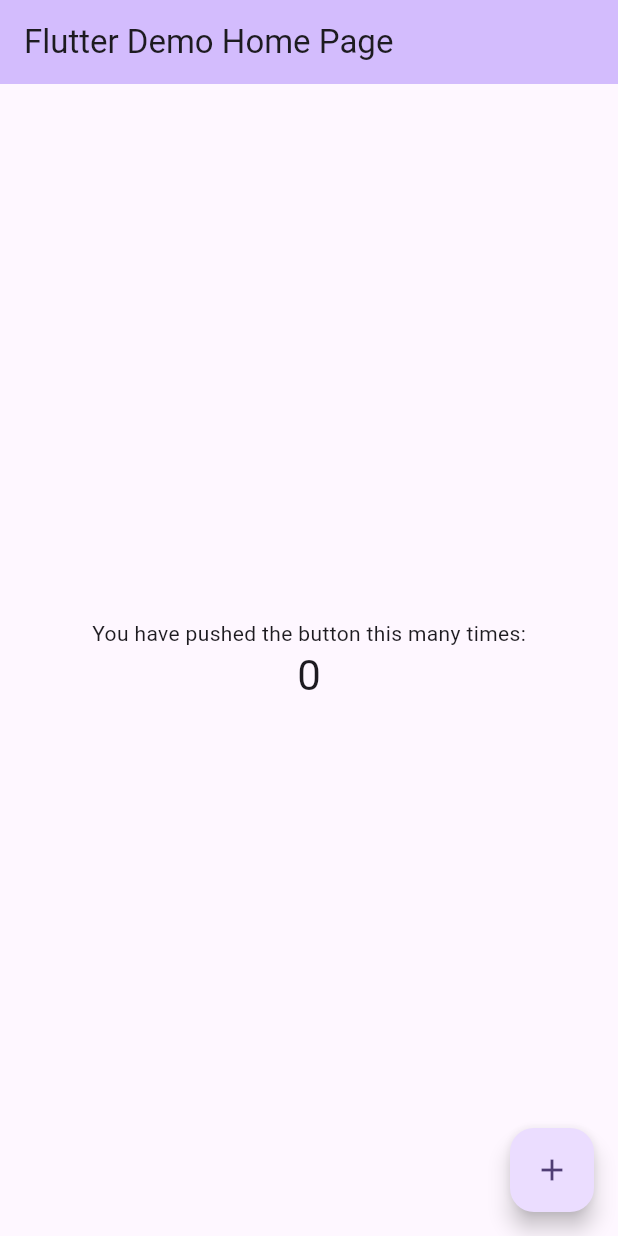
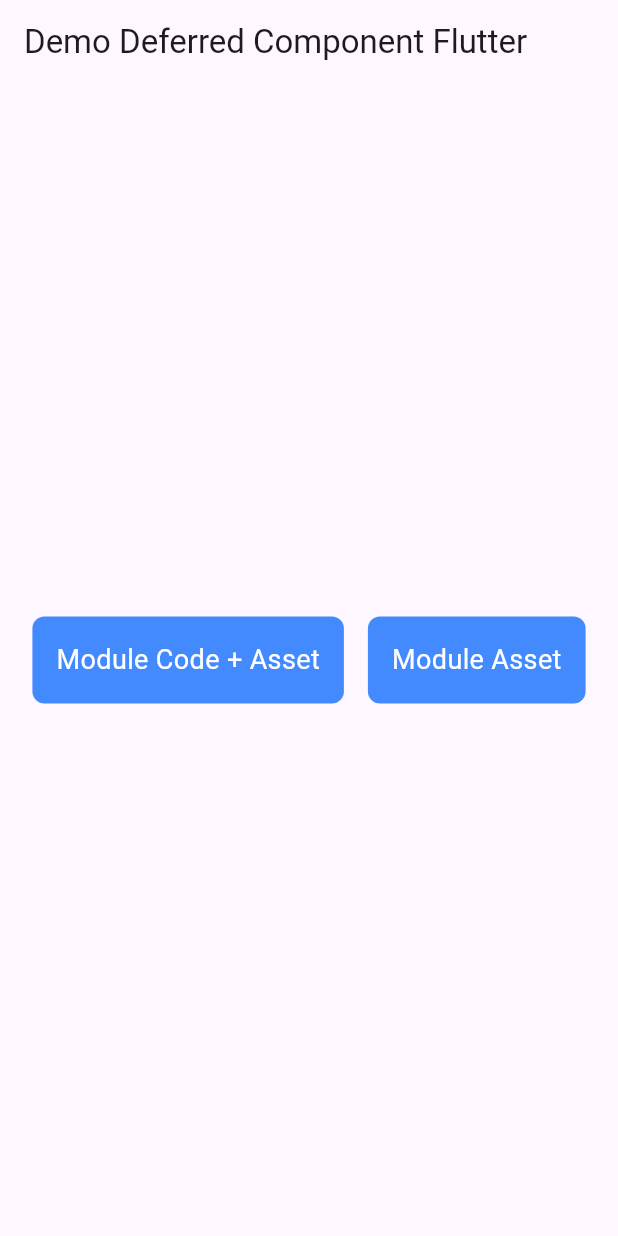
Before and after one commit to letanssang/test_dynamic_module, a Flutter app: the screen it shows after launch, on a phone screen of 412 x 824 dp. Run offline on Flutter 3.47's test engine with Material 3 defaults, Android fonts, the phone set to English and light mode, and no system bars; our stand-ins replace video_player.

Commit message:
feat: add 2 modules

```diff
--- /dev/null
+++ b/lib/home_view.dart
@@ -0,0 +1,121 @@
+import 'package:flutter/foundation.dart';
+import 'package:flutter/material.dart';
+
+// import deferred module
+import 'images_page_view.dart';
+import 'modules/code_asset_module/code_asset_module.dart'
+    deferred as code_asset_module;
+
+class HomeView extends StatefulWidget {
+  const HomeView({super.key});
+
+  @override
+  State<HomeView> createState() => _HomeViewState();
+}
+
+class _HomeViewState extends State<HomeView> {
+  bool _isLoading = false; // trạng thái đang tải module
+  String _loadingMessage = '';
+
+  Future<void> _loadCodeAssetModule() async {
+    try {
+      setState(() {
+        _isLoading = true;
+        _loadingMessage = 'Đang tải module Code + Asset...';
+      });
+
+      // Gọi loadLibrary()
+      await code_asset_module.loadLibrary();
+
+      setState(() {
+        _isLoading = false;
+        _loadingMessage = '';
+      });
+
+      // Navigate sang VideoView trong module đã load
+      if (mounted) {
+        Navigator.of(context).push(
+          MaterialPageRoute(builder: (_) => code_asset_module.VideoView()),
+        );
+      }
+    } catch (e, s) {
+      if (kDebugMode) {
+        print('Lỗi khi tải module: $e\n$s');
+      }
+      setState(() {
+        _isLoading = false;
+        _loadingMessage = 'Tải module thất bại!';
+      });
+    }
+  }
+
+  @override
+  Widget build(BuildContext context) {
+    return Stack(
+      children: [
+        Scaffold(
+          appBar: AppBar(title: const Text('Demo Deferred Component Flutter')),
+          body: Column(
+            children: [
+              Expanded(
+                child: Row(
+                  mainAxisAlignment: MainAxisAlignment.center,
+                  children: [
+                    _buildModuleItem(
+                      'Module Code + Asset',
+                      _loadCodeAssetModule,
+                    ),
+                    _buildModuleItem('Module Asset', () {
+                      Navigator.of(context).push(
+                        MaterialPageRoute(
+                          builder: (_) => const ImagesPageView(),
+                        ),
+                      );
+                    }),
+                  ],
+                ),
+              ),
+            ],
+          ),
+        ),
+
+        // Overlay loading
+        if (_isLoading)
+          Container(
+            color: Colors.black54,
+            child: Center(
+              child: Column(
+                mainAxisSize: MainAxisSize.min,
+                children: [
+                  const CircularProgressIndicator(color: Colors.white),
+                  const SizedBox(height: 16),
+                  Text(
+                    _loadingMessage,
+                    style: const TextStyle(color: Colors.white, fontSize: 16),
+                  ),
+                ],
+              ),
+            ),
+          ),
+      ],
+    );
+  }
+
+  Widget _buildModuleItem(String title, VoidCallback onPressed) {
+    return GestureDetector(
+      onTap: onPressed,
+      child: Container(
+        margin: const EdgeInsets.all(8),
+        padding: const EdgeInsets.all(16),
+        decoration: BoxDecoration(
+          color: Colors.blueAccent,
+          borderRadius: BorderRadius.circular(8),
+        ),
+        child: Text(
+          title,
+          style: const TextStyle(color: Colors.white, fontSize: 18),
+        ),
+      ),
+    );
+  }
+}
--- a/lib/main.dart
+++ b/lib/main.dart
@@ -1,4 +1,5 @@
 import 'package:flutter/material.dart';
+import 'package:test_dynamic_module/home_view.dart';
 
 void main() {
   runApp(const MyApp());
@@ -13,110 +14,9 @@ class MyApp extends StatelessWidget {
     return MaterialApp(
       title: 'Flutter Demo',
       theme: ThemeData(
-        // This is the theme of your application.
-        //
-        // TRY THIS: Try running your application with "flutter run". You'll see
-        // the application has a purple toolbar. Then, without quitting the app,
-        // try changing the seedColor in the colorScheme below to Colors.green
-        // and then invoke "hot reload" (save your changes or press the "hot
-        // reload" button in a Flutter-supported IDE, or press "r" if you used
-        // the command line to start the app).
-        //
-        // Notice that the counter didn't reset back to zero; the application
-        // state is not lost during the reload. To reset the state, use hot
-        // restart instead.
-        //
-        // This works for code too, not just values: Most code changes can be
-        // tested with just a hot reload.
         colorScheme: ColorScheme.fromSeed(seedColor: Colors.deepPurple),
       ),
-      home: const MyHomePage(title: 'Flutter Demo Home Page'),
+      home: HomeView(),
     );
   }
 }
-
-class MyHomePage extends StatefulWidget {
-  const MyHomePage({super.key, required this.title});
-
-  // This widget is the home page of your application. It is stateful, meaning
-  // that it has a State object (defined below) that contains fields that affect
-  // how it looks.
-
-  // This class is the configuration for the state. It holds the values (in this
-  // case the title) provided by the parent (in this case the App widget) and
-  // used by the build method of the State. Fields in a Widget subclass are
-  // always marked "final".
-
-  final String title;
-
-  @override
-  State<MyHomePage> createState() => _MyHomePageState();
-}
-
-class _MyHomePageState extends State<MyHomePage> {
-  int _counter = 0;
-
-  void _incrementCounter() {
-    setState(() {
-      // This call to setState tells the Flutter framework that something has
-      // changed in this State, which causes it to rerun the build method below
-      // so that the display can reflect the updated values. If we changed
-      // _counter without calling setState(), then the build method would not be
-      // called again, and so nothing would appear to happen.
-      _counter++;
-    });
-  }
-
-  @override
-  Widget build(BuildContext context) {
-    // This method is rerun every time setState is called, for instance as done
-    // by the _incrementCounter method above.
-    //
-    // The Flutter framework has been optimized to make rerunning build methods
-    // fast, so that you can just rebuild anything that needs updating rather
-    // than having to individually change instances of widgets.
-    return Scaffold(
-      appBar: AppBar(
-        // TRY THIS: Try changing the color here to a specific color (to
-        // Colors.amber, perhaps?) and trigger a hot reload to see the AppBar
-        // change color while the other colors stay the same.
-        backgroundColor: Theme.of(context).colorScheme.inversePrimary,
-        // Here we take the value from the MyHomePage object that was created by
-        // the App.build method, and use it to set our appbar title.
-        title: Text(widget.title),
-      ),
-      body: Center(
-        // Center is a layout widget. It takes a single child and positions it
-        // in the middle of the parent.
-        child: Column(
-          // Column is also a layout widget. It takes a list of children and
-          // arranges them vertically. By default, it sizes itself to fit its
-          // children horizontally, and tries to be as tall as its parent.
-          //
-          // Column has various properties to control how it sizes itself and
-          // how it positions its children. Here we use mainAxisAlignment to
-          // center the children vertically; the main axis here is the vertical
-          // axis because Columns are vertical (the cross axis would be
-          // horizontal).
-          //
-          // TRY THIS: Invoke "debug painting" (choose the "Toggle Debug Paint"
-          // action in the IDE, or press "p" in the console), to see the
-          // wireframe for each widget.
-          mainAxisAlignment: MainAxisAlignment.center,
-          children: <Widget>[
-            const Text('You have pushed the button this many times:'),
-            Text(
-              '$_counter',
-              style: Theme.of(context).textTheme.headlineMedium,
-            ),
-          ],
-        ),
-      ),
-      floatingActionButton: FloatingActionButton(
-        onPressed: _incrementCounter,
-        tooltip: 'Increment',
-        child: const Icon(Icons.add),
-      ), // This trailing comma makes auto-formatting nicer for build methods.
-    );
-  }
-}
--- /dev/null
+++ b/lib/modules/code_asset_module/code_asset_module.dart
@@ -0,0 +1 @@
+export 'video_view.dart';
```
Also changed, not shown: lib/images_page_view.dart (added, +58 -0 lines), lib/modules/code_asset_module/video_view.dart (added, +39 -0 lines), pubspec.yaml (+12 -4 lines), assets/images/image1.jpg (added), assets/images/image3.jpg (added), assets/images/image5.jpg (added), assets/images/image6.jpg (added), assets/images/image8.jpg (added), pubspec.lock, 15 other files.
